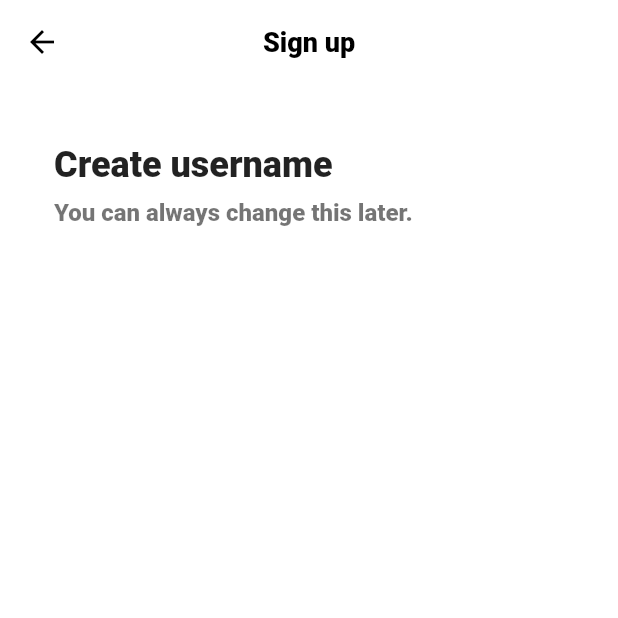
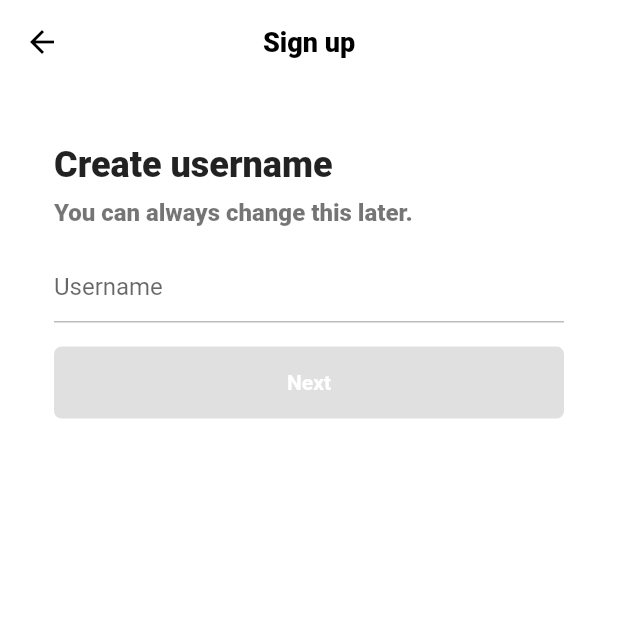
Before and after one commit to kamja44/TicTokClone, a Flutter app: the screen it shows after launch, after a tap on "Use Email & Password", on a phone screen of 412 x 824 dp, the top half of it. Run offline on Flutter 3.47's test engine with Material 2 defaults, Android fonts, the phone set to English and light mode, and no system bars; our stand-ins replace font_awesome_flutter.

Commit message:
Username Screen

```diff
--- a/lib/features/authentication/email_screen.dart
+++ /dev/null
@@ -1,43 +0,0 @@
-import 'package:flutter/material.dart';
-import 'package:tiktok_clone/constants/gaps.dart';
-import 'package:tiktok_clone/constants/sizes.dart';
-
-class EmailScreen extends StatelessWidget {
-  const EmailScreen({super.key});
-
-  @override
-  Widget build(BuildContext context) {
-    return Scaffold(
-      appBar: AppBar(
-        title: const Text("Sign up"),
-      ),
-      body: const Padding(
-        padding: EdgeInsets.symmetric(
-          horizontal: Sizes.size36,
-        ),
-        child: Column(
-          crossAxisAlignment: CrossAxisAlignment.start,
-          children: [
-            Gaps.v40,
-            Text(
-              "Create username",
-              style: TextStyle(
-                fontSize: Sizes.size24,
-                fontWeight: FontWeight.w800,
-              ),
-            ),
-            Gaps.v8,
-            Text(
-              "You can always change this later.",
-              style: TextStyle(
-                fontSize: Sizes.size16,
-                fontWeight: FontWeight.w800,
-                color: Colors.black54,
-              ),
-            )
-          ],
-        ),
-      ),
-    );
-  }
-}
--- a/lib/features/authentication/sign_up_screen.dart
+++ b/lib/features/authentication/sign_up_screen.dart
@@ -2,7 +2,7 @@ import 'package:flutter/material.dart';
 import 'package:font_awesome_flutter/font_awesome_flutter.dart';
 import 'package:tiktok_clone/constants/gaps.dart';
 import 'package:tiktok_clone/constants/sizes.dart';
-import 'package:tiktok_clone/features/authentication/email_screen.dart';
+import 'package:tiktok_clone/features/authentication/username_screen.dart';
 import 'package:tiktok_clone/features/authentication/login_screen.dart';
 import 'package:tiktok_clone/features/authentication/widgets/auth_button.dart';
 
@@ -12,7 +12,7 @@ class SignUpScreen extends StatelessWidget {
   void _onEmailTapFunction(BuildContext context) {
     Navigator.of(context).push(
       MaterialPageRoute(
-        builder: (context) => const EmailScreen(),
+        builder: (context) => const UsernameScreen(),
       ),
     );
   }
--- a/lib/features/authentication/username_screen.dart
+++ b/lib/features/authentication/username_screen.dart
@@ -0,0 +1,101 @@
+import 'package:flutter/material.dart';
+import 'package:tiktok_clone/constants/gaps.dart';
+import 'package:tiktok_clone/constants/sizes.dart';
+
+class UsernameScreen extends StatefulWidget {
+  const UsernameScreen({super.key});
+
+  @override
+  State<UsernameScreen> createState() => _UsernameScreenState();
+}
+
+class _UsernameScreenState extends State<UsernameScreen> {
+  final TextEditingController _usernameController = TextEditingController();
+  String _username = "";
+
+  @override
+  void initState() {
+    super.initState();
+    _usernameController.addListener(() {
+      setState(() {
+        _username = _usernameController.text;
+      });
+    });
+  }
+
+  @override
+  Widget build(BuildContext context) {
+    return Scaffold(
+      appBar: AppBar(
+        title: const Text("Sign up"),
+      ),
+      body: Padding(
+        padding: const EdgeInsets.symmetric(
+          horizontal: Sizes.size36,
+        ),
+        child: Column(
+          crossAxisAlignment: CrossAxisAlignment.start,
+          children: [
+            Gaps.v40,
+            const Text(
+              "Create username",
+              style: TextStyle(
+                fontSize: Sizes.size24,
+                fontWeight: FontWeight.w800,
+              ),
+            ),
+            Gaps.v8,
+            const Text(
+              "You can always change this later.",
+              style: TextStyle(
+                fontSize: Sizes.size16,
+                fontWeight: FontWeight.w800,
+                color: Colors.black54,
+              ),
+            ),
+            Gaps.v16,
+            TextField(
+              controller: _usernameController,
+              cursorColor: Theme.of(context).primaryColor,
+              decoration: InputDecoration(
+                hintText: "Username",
+                enabledBorder: UnderlineInputBorder(
+                  borderSide: BorderSide(
+                    color: Colors.grey.shade400,
+                  ),
+                ),
+                focusedBorder: UnderlineInputBorder(
+                  borderSide: BorderSide(
+                    color: Colors.grey.shade400,
+                  ),
+                ),
+              ),
+            ),
+            Gaps.v16,
+            FractionallySizedBox(
+              widthFactor: 1,
+              child: AnimatedContainer(
+                duration: const Duration(milliseconds: 300),
+                padding: const EdgeInsets.symmetric(vertical: Sizes.size16),
+                decoration: BoxDecoration(
+                  borderRadius: BorderRadius.circular(Sizes.size5),
+                  color: _username.isEmpty
+                      ? Colors.grey.shade300
+                      : Theme.of(context).primaryColor,
+                ),
+                child: const Text(
+                  "Next",
+                  textAlign: TextAlign.center,
+                  style: TextStyle(
+                    color: Colors.white,
+                    fontWeight: FontWeight.w600,
+                  ),
+                ),
+              ),
+            )
+          ],
+        ),
+      ),
+    );
+  }
+}
```
Also changed, not shown: 1 other file.
